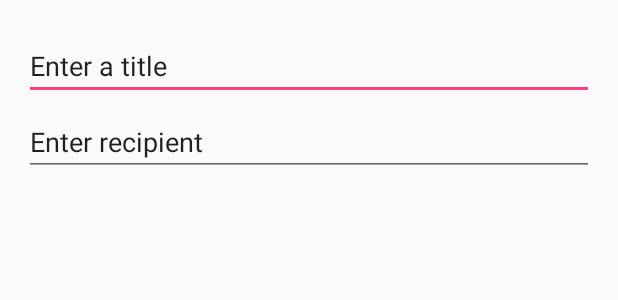
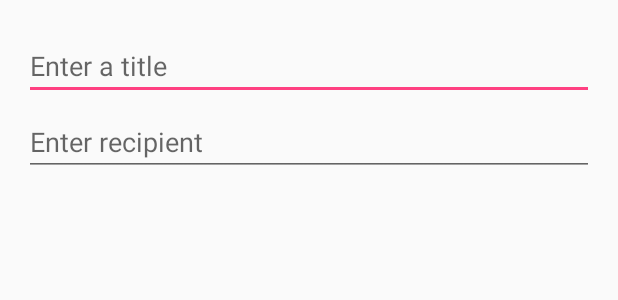
Before and after one commit to sanjaysagarp/DrawWithMe, an Android app: the layout select_recipient.xml on its own in the app's theme, with its tools: preview values and no code run, on a phone screen of 412 x 824 dp. Shown: the top 300 px of the screen. Run offline under Robolectric (Android 15) with nearby library versions, the phone set to English and light mode, and no system bars.

Commit message:
more dialog stuff

```diff
--- a/app/src/main/java/edu/uw/nerd/drawwithme/SignupActivity.java
+++ b/app/src/main/java/edu/uw/nerd/drawwithme/SignupActivity.java
@@ -106,6 +106,8 @@ public class SignupActivity extends BaseActivity implements View.OnClickListener
                         // If sign in fails, display a message to the user. If sign in succeeds
                         // the auth state listener will be notified and logic to handle the
                         // signed in user can be handled in the listener.
+
+
                         if (!task.isSuccessful()) {
                             Toast.makeText(SignupActivity.this, "Authentication failed.",
                                     Toast.LENGTH_SHORT).show();
--- a/app/src/main/res/layout/select_recipient.xml
+++ b/app/src/main/res/layout/select_recipient.xml
@@ -15,7 +15,7 @@
             android:layout_width="fill_parent"
             android:layout_height="wrap_content"
             android:layout_marginTop="5sp"
-            android:text="Enter a title"
+            android:hint="Enter a title"
             android:layout_alignLeft="@+id/edit_recipient"
             android:layout_alignStart="@+id/edit_recipient"/>
 
@@ -24,7 +24,7 @@
             android:layout_width="fill_parent"
             android:layout_height="wrap_content"
             android:layout_marginTop="5sp"
-            android:text="Enter recipient"
+            android:hint="Enter recipient"
             android:layout_below="@+id/title_msg"
             android:layout_centerHorizontal="true"/>
 
```
Also changed, not shown: app/src/main/java/edu/uw/nerd/drawwithme/DrawingItem.java (+19 -0 lines), app/src/main/java/edu/uw/nerd/drawwithme/MainActivity.java (+16 -3 lines).
